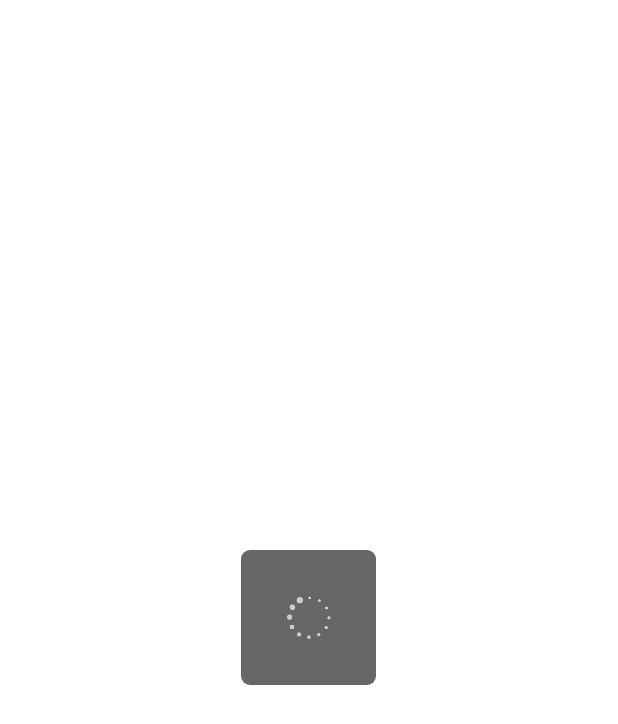
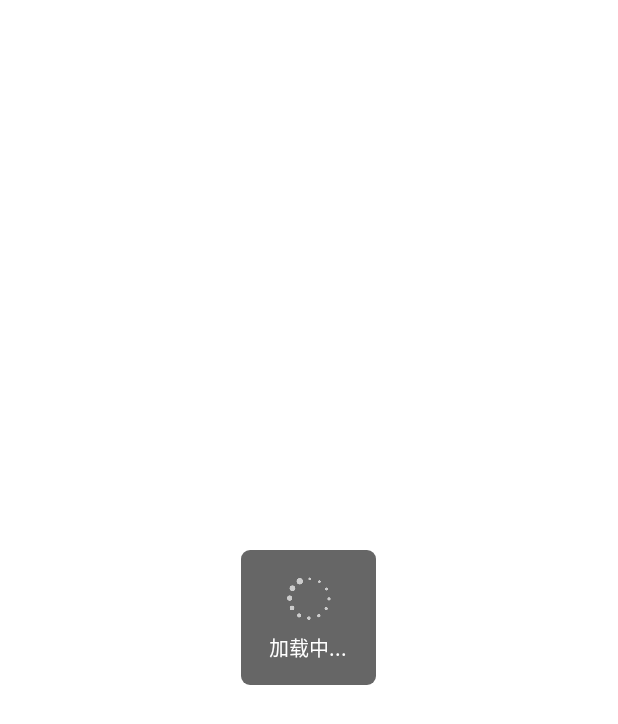
Before and after one commit to DL-ZhangTeng/Utils, an Android app: the layout layout_dialog_progress.xml on its own in the app's theme, with its tools: preview values and no code run, on a phone screen of 412 x 824 dp. Shown: the top 724 px of the screen. Run offline under Robolectric (Android 15) with nearby library versions, the phone set to English and light mode, and no system bars.

Commit message:
feat: 加载中文案显示处理

```diff
--- a/utils/src/main/res/layout/layout_dialog_progress.xml
+++ b/utils/src/main/res/layout/layout_dialog_progress.xml
@@ -1,22 +1,24 @@
 <?xml version="1.0" encoding="utf-8"?>
 <LinearLayout xmlns:android="http://schemas.android.com/apk/res/android"
+    xmlns:tools="http://schemas.android.com/tools"
     android:layout_width="match_parent"
     android:layout_height="match_parent"
     android:background="#00000000"
     android:gravity="center">
 
-    <RelativeLayout
+    <LinearLayout
         android:layout_width="90dp"
         android:layout_height="90dp"
         android:layout_gravity="center"
         android:background="@drawable/shape_loading"
-        android:gravity="center">
+        android:gravity="center"
+        android:orientation="vertical">
 
         <ImageView
             android:id="@+id/progress_bar"
             android:layout_width="match_parent"
-            android:layout_height="match_parent"
-            android:layout_centerHorizontal="true"
+            android:layout_height="wrap_content"
+            android:maxHeight="90dp"
             android:scaleType="centerInside"
             android:src="@drawable/loading1" />
 
@@ -24,11 +26,12 @@
             android:id="@+id/loadView"
             android:layout_width="wrap_content"
             android:layout_height="wrap_content"
-            android:layout_below="@+id/progress_bar"
-            android:layout_centerHorizontal="true"
+            android:layout_marginTop="4dp"
             android:gravity="center"
             android:textColor="#ffffff"
             android:textSize="13sp"
-            android:visibility="gone" />
-    </RelativeLayout>
+            android:visibility="gone"
+            tools:text="加载中..."
+            tools:visibility="visible" />
+    </LinearLayout>
 </LinearLayout>
```
Also changed, not shown: utils/src/main/java/com/zhangteng/utils/GifStateViewHelper.kt (+8 -2 lines), utils/src/main/res/layout/layout_dialog_progress_gif.xml (+11 -8 lines).
